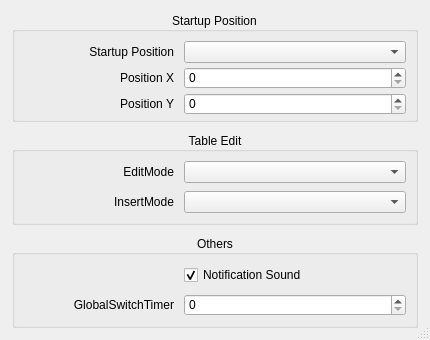
This is QKeyMapper/qgeneraladvanceddialog.ui in Zalafina/QKeyMapper as Qt 5 draws it before an edit. The edited form follows.
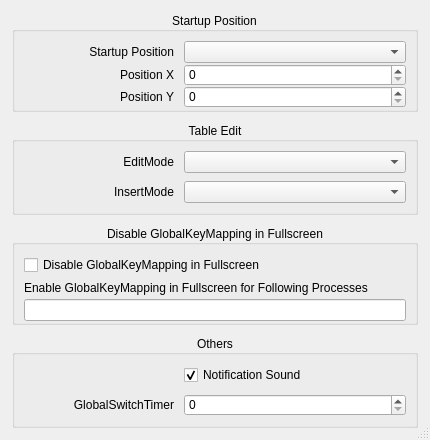
This is the edited form.

Patch:
```diff
--- a/QKeyMapper/qgeneraladvanceddialog.ui
+++ b/QKeyMapper/qgeneraladvanceddialog.ui
@@ -7,13 +7,13 @@
     <x>0</x>
     <y>0</y>
     <width>430</width>
-    <height>340</height>
+    <height>440</height>
    </rect>
   </property>
   <property name="minimumSize">
    <size>
     <width>400</width>
-    <height>320</height>
+    <height>420</height>
    </size>
   </property>
   <property name="windowTitle">
@@ -249,6 +249,66 @@
      </layout>
     </widget>
    </item>
+   <item>
+    <widget class="QGroupBox" name="fullscreenGlobalMappingGroupBox">
+     <property name="title">
+      <string>Disable GlobalKeyMapping in Fullscreen</string>
+     </property>
+     <property name="alignment">
+      <set>Qt::AlignmentFlag::AlignCenter</set>
+     </property>
+     <layout class="QGridLayout" name="fullscreenGlobalMappingGridLayout">
+      <property name="horizontalSpacing">
+       <number>10</number>
+      </property>
+      <property name="verticalSpacing">
+       <number>8</number>
+      </property>
+      <item row="1" column="0" colspan="2">
+       <widget class="QLabel" name="fullscreenGlobalMappingProcessLabel">
+        <property name="minimumSize">
+         <size>
+          <width>0</width>
+          <height>22</height>
+         </size>
+        </property>
+        <property name="text">
+         <string>Enable GlobalKeyMapping in Fullscreen for Following Processes</string>
+        </property>
+       </widget>
+      </item>
+      <item row="2" column="0" colspan="2">
+       <widget class="QLineEdit" name="fullscreenGlobalMappingProcessLineEdit">
+        <property name="minimumSize">
+         <size>
+          <width>0</width>
+          <height>22</height>
+         </size>
+        </property>
+        <property name="focusPolicy">
+         <enum>Qt::FocusPolicy::ClickFocus</enum>
+        </property>
+       </widget>
+      </item>
+      <item row="0" column="0" colspan="2">
+       <widget class="QCheckBox" name="disableGlobalMappingInFullscreenCheckBox">
+        <property name="minimumSize">
+         <size>
+          <width>0</width>
+          <height>22</height>
+         </size>
+        </property>
+        <property name="focusPolicy">
+         <enum>Qt::FocusPolicy::NoFocus</enum>
+        </property>
+        <property name="text">
+         <string>Disable GlobalKeyMapping in Fullscreen</string>
+        </property>
+       </widget>
+      </item>
+     </layout>
+    </widget>
+   </item>
    <item>
     <widget class="QGroupBox" name="globalMappingGroupBox">
      <property name="title">
```
Left out of the diff: 108 changed lines with no effect on the pictures.
